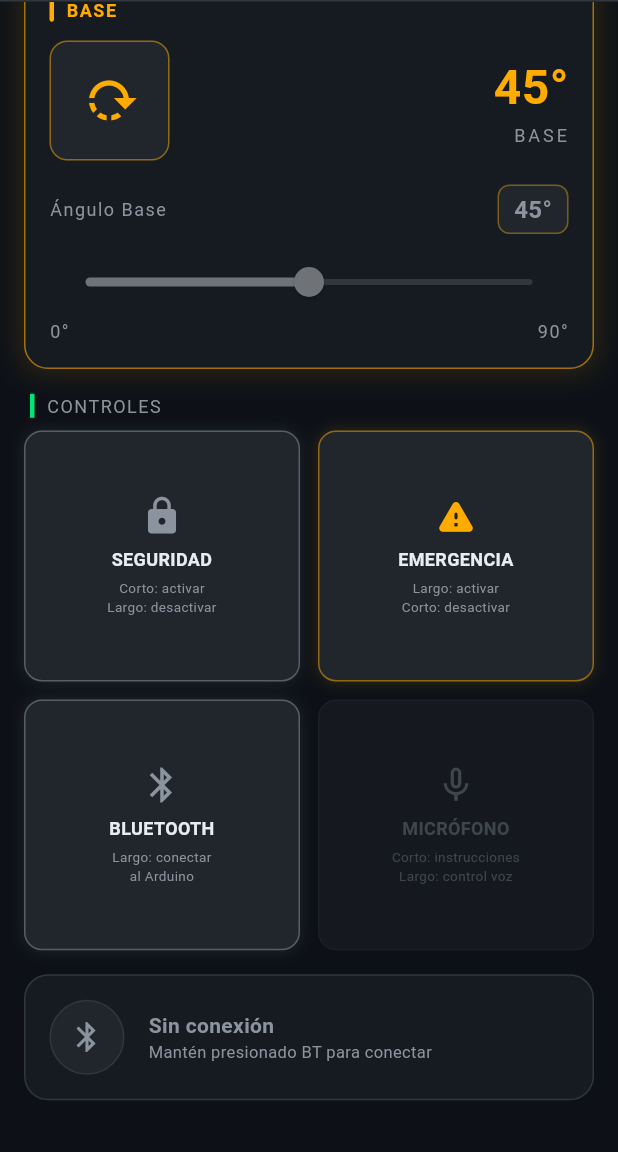
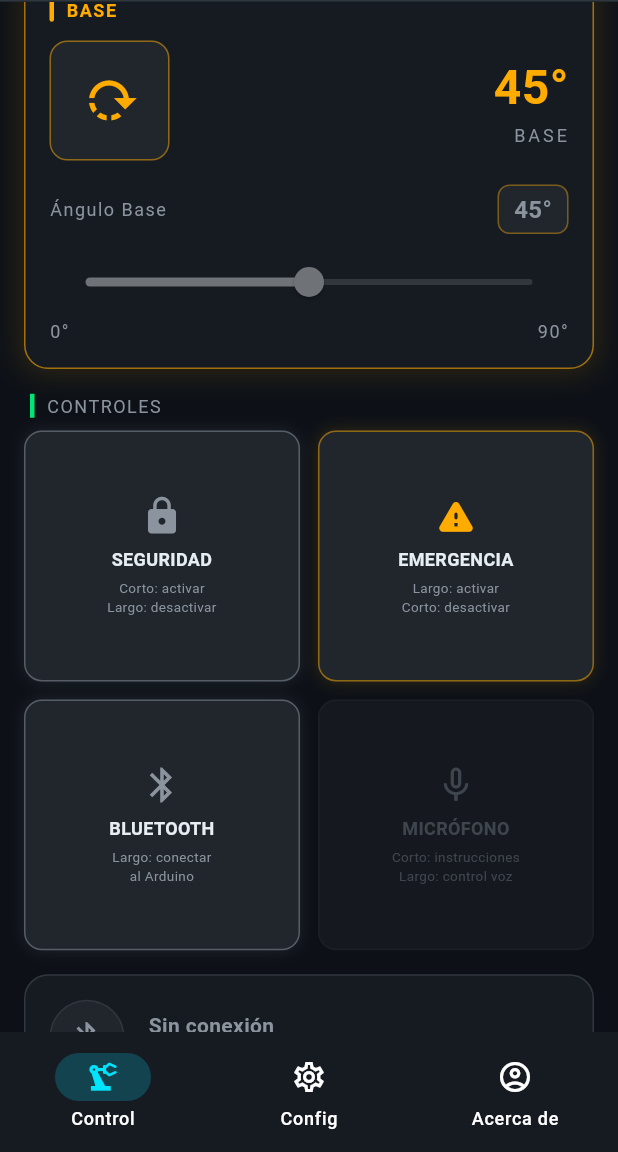
Before and after one commit to Maynor2021/Robotic_Harm, a Flutter app: the screen it shows after launch, scrolled down 576 dp, after a tap on "BLUETOOTH", on a phone screen of 412 x 824 dp, the part 84-1236 px from its top. Run offline on Flutter 3.47's test engine with Material 3 defaults, Android fonts, the light colour scheme and no system bars; our stand-ins replace flutter_blue_plus, permission_handler.

```diff
--- a/lib/main.dart
+++ b/lib/main.dart
@@ -1,6 +1,10 @@
+import 'package:brazo_robotico/screens/MainScreen.dart';
 import 'package:flutter/material.dart';
 import 'package:flutter/services.dart';
 import 'screens/home_screen.dart';
+import 'screens/MainScreen.dart';
+import 'screens/nav_barscreen.dart';
+
 void main() {
   WidgetsFlutterBinding.ensureInitialized();
   // Fuerza orientación vertical
@@ -27,7 +31,7 @@ class MyApp extends StatelessWidget {
         ),
         useMaterial3: true,
       ),
-      home: HomeScreen(),
+      home: MainScreen(),
     );
   }
 }
--- /dev/null
+++ b/lib/screens/ConfigScreen.dart
@@ -0,0 +1,149 @@
+import 'package:flutter/material.dart';
+import '../widgets/app_theme.dart';
+
+
+
+class ConfigScreen extends StatefulWidget {
+  const ConfigScreen({super.key});
+
+  @override
+  State<ConfigScreen> createState() => _ConfigScreenState();
+}
+
+class _ConfigScreenState extends State<ConfigScreen> {
+
+  // ---- variables de cada switch ----
+  bool _bluetoothOn = false;
+  bool _voiceOn = false;
+  bool _darkModeOn = true;
+
+  @override
+  Widget build(BuildContext context) {
+    return Scaffold(
+      backgroundColor: AppTheme.bgDark,
+      appBar: AppBar(
+        title: const Text('Configuración'),
+        backgroundColor: AppTheme.bgCard,
+      ),
+      body: Padding(
+        padding: const EdgeInsets.all(16),
+        child: Column(
+          crossAxisAlignment: CrossAxisAlignment.start,
+          children: [
+
+            _buildSectionTitle("Conexión"),
+            _buildSwitchTile(
+              title: "Bluetooth",
+              subtitle: "Conectar al Arduino",
+              icon: Icons.bluetooth,
+              value: _bluetoothOn,               // ← lee la variable
+              onChanged: (v) {
+                setState(() => _bluetoothOn = v); // ← guarda y redibuja
+              },
+            ),
+
+            const SizedBox(height: 16),
+
+            _buildSectionTitle("Control"),
+            _buildSwitchTile(
+              title: "Control por voz",
+              subtitle: "Activar micrófono",
+              icon: Icons.mic,
+              value: _voiceOn,
+              onChanged: (v) {
+                setState(() => _voiceOn = v);
+              },
+            ),
+
+            const SizedBox(height: 16),
+
+            _buildSectionTitle("Apariencia"),
+            _buildSwitchTile(
+              title: "Modo oscuro",
+              subtitle: "Tema de la aplicación",
+              icon: Icons.dark_mode,
+              value: _darkModeOn,
+              onChanged: (v) {
+                setState(() => _darkModeOn = v);
+              },
+            ),
+
+          ],
+        ),
+      ),
+    );
+  }
+
+  // ---- WIDGETS PRIVADOS ----
+
+  Widget _buildSectionTitle(String title) {
+    return Padding(
+      padding: const EdgeInsets.only(bottom: 8),
+      child: Row(
+        children: [
+          Container(width: 3, height: 16, color: AppTheme.cyan),
+          const SizedBox(width: 8),
+          Text(title,
+            style: const TextStyle(
+              color: AppTheme.cyan,
+              fontWeight: FontWeight.bold,
+              letterSpacing: 2,
+              fontSize: 12,
+            )),
+        ],
+      ),
+    );
+  }
+
+  // ← ahora recibe onChanged como parámetro
+  Widget _buildSwitchTile({
+    required String title,
+    required String subtitle,
+    required IconData icon,
+    required bool value,
+    required ValueChanged<bool> onChanged, // ← función que recibe un bool
+  }) {
+    return Container(
+      margin: const EdgeInsets.only(bottom: 8),
+      padding: const EdgeInsets.all(16),
+      decoration: BoxDecoration(
+        color: AppTheme.bgCard,
+        borderRadius: BorderRadius.circular(12),
+        border: Border.all(
+          color: value ? AppTheme.cyan : AppTheme.border, // ← borde cambia con el switch
+        ),
+      ),
+      child: Row(
+        children: [
+          Icon(icon,
+            color: value ? AppTheme.cyan : AppTheme.textSecondary, // ← ícono cambia
+            size: 24,
+          ),
+          const SizedBox(width: 16),
+          Expanded(
+            child: Column(
+              crossAxisAlignment: CrossAxisAlignment.start,
+              children: [
+                Text(title,
+                  style: TextStyle(
+                    color: value ? AppTheme.textPrimary : AppTheme.textSecondary,
+                    fontWeight: FontWeight.bold,
+                  )),
+                Text(subtitle,
+                  style: const TextStyle(
+                    color: AppTheme.textSecondary,
+                    fontSize: 12,
+                  )),
+              ],
+            ),
+          ),
+          Switch(
+            value: value,
+            onChanged: onChanged, // ← usa la función que recibió
+            activeColor: AppTheme.cyan,
+          ),
+        ],
+      ),
+    );
+  }
+}
--- /dev/null
+++ b/lib/screens/MainScreen.dart
@@ -0,0 +1,63 @@
+// screens/main_screen.dart
+import 'package:flutter/material.dart';
+import 'home_screen.dart';
+import '../widgets/app_theme.dart';
+import 'ConfigScreen.dart';
+import 'about_scree.dart';
+class MainScreen extends StatefulWidget {
+  const MainScreen({super.key});
+
+  @override
+  State<MainScreen> createState() => _MainScreenState();
+}
+
+class _MainScreenState extends State<MainScreen>
+{
+  int _currentIndex = 0;
+
+  // Lista de pantallas — HomeScreen ya existe, las demás las creas tú
+  final List<Widget> _screens = const [
+    HomeScreen(),
+    ConfigScreen(),
+    AboutDialog(),
+
+
+  ];
+
+  @override
+  Widget build(BuildContext context) {
+    return Scaffold(
+      // La pantalla activa ocupa todo el body
+      body: IndexedStack(
+        index: _currentIndex,
+        children: _screens,
+      ),
+
+      bottomNavigationBar: NavigationBar(
+        backgroundColor: AppTheme.bgCard,
+        indicatorColor: AppTheme.cyan.withOpacity(0.2),
+        selectedIndex: _currentIndex,
+        onDestinationSelected: (index) {
+          setState(() => _currentIndex = index);
+        },
+        destinations: const [
+          NavigationDestination(
+            icon: Icon(Icons.precision_manufacturing_outlined),
+            selectedIcon: Icon(Icons.precision_manufacturing, color: AppTheme.cyan),
+            label: 'Control',
+          ),
+          NavigationDestination(
+            icon: Icon(Icons.settings_outlined),
+            selectedIcon: Icon(Icons.settings, color: AppTheme.cyan),
+            label: 'Config',
+          ),
+          NavigationDestination(
+            icon: Icon(Icons.account_circle_outlined),
+            selectedIcon: Icon(Icons.account_circle, color: AppTheme.cyan),
+            label: 'Acerca de',
+          ),
+        ],
+      ),
+    );
+  }
+}
--- a/pubspec.yaml
+++ b/pubspec.yaml
@@ -30,7 +30,7 @@ environment:
 dependencies:
   flutter:
     sdk: flutter
-
+  permission_handler: ^11.0.0
   flutter_blue_plus: ^1.31.0
   cupertino_icons: ^1.0.8
   # The following adds the Cupertino Icons font to your application.
```
Also changed, not shown: lib/screens/about_scree.dart (added, +18 -0 lines), lib/screens/nav_barscreen.dart (added, +47 -0 lines), lib/services/bluetooth_services.dart (+12 -5 lines), assets/code.png (added), assets/image.png, pubspec.lock, 4 other files.
